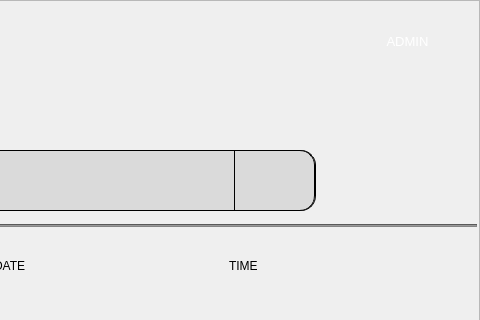
Qt form ui/admin.ui (HimoJCode/Automated-Attendance-Tracking) before a commit; both pictures show x 886 to 1366 and y 0 to 320 of the 1366 by 768 pixel window.
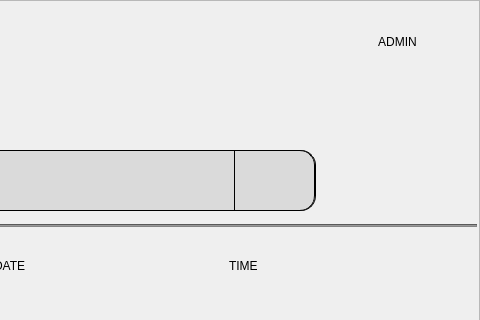
The same form after that commit. Icons and pictures are not drawn.

Commit message: Adding SuperAdmin UI w/ functionalities (almost done)

What changed in the file:
```diff
--- a/ui/admin.ui
+++ b/ui/admin.ui
@@ -187,9 +187,9 @@
       <widget class="QFrame" name="frame_1">
        <property name="geometry">
         <rect>
-         <x>1242</x>
+         <x>1232</x>
          <y>10</y>
-         <width>111</width>
+         <width>121</width>
          <height>51</height>
         </rect>
        </property>
@@ -203,7 +203,8 @@
         <enum>Qt::RightToLeft</enum>
        </property>
        <property name="styleSheet">
-        <string notr="true">background:transparent;</string>
+        <string notr="true">background:transparent;
+color: white;</string>
        </property>
        <property name="frameShape">
         <enum>QFrame::StyledPanel</enum>
@@ -232,8 +233,8 @@
         <property name="styleSheet">
          <string notr="true"> background: transparent;
  border: none;
-color:white;
-font: 75 10pt;
+color: #000000;
+font: 87 10pt &quot;Segoe UI Black&quot;;
 </string>
         </property>
         <property name="text">
```
Left out of the diff: 41 changed lines with no effect on the pictures. The commit also changes 34 other files.
